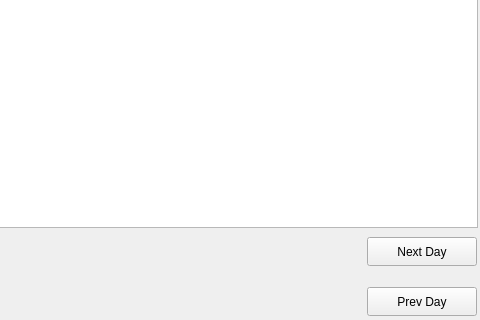
The window that chartWidget.ui (ellamental/pyTrade) describes before a commit, drawn with Qt 5; both pictures show x 593 to 1073 and y 643 to 963 of the 1073 by 963 pixel window.
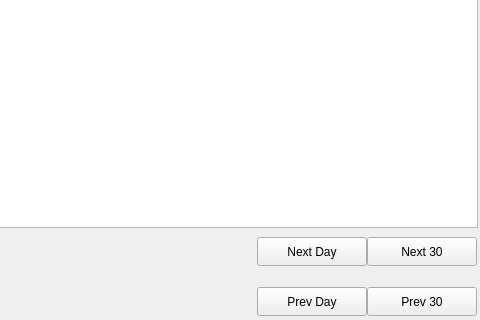
The same window after the commit.

Commit message:
Added Next and Prev 30 days for testing.
Note:  This should be split off into a seperate widget.

The edit to the form file:
```diff
--- a/chartWidget.ui
+++ b/chartWidget.ui
@@ -65,7 +65,7 @@
   <widget class="QPushButton" name="nextDay">
    <property name="geometry">
     <rect>
-     <x>960</x>
+     <x>850</x>
      <y>880</y>
      <width>110</width>
      <height>29</height>
@@ -78,7 +78,7 @@
   <widget class="QPushButton" name="prevDay">
    <property name="geometry">
     <rect>
-     <x>960</x>
+     <x>850</x>
      <y>930</y>
      <width>110</width>
      <height>29</height>
@@ -88,6 +88,32 @@
     <string>Prev Day</string>
    </property>
   </widget>
+  <widget class="QPushButton" name="next30">
+   <property name="geometry">
+    <rect>
+     <x>960</x>
+     <y>880</y>
+     <width>110</width>
+     <height>29</height>
+    </rect>
+   </property>
+   <property name="text">
+    <string>Next 30</string>
+   </property>
+  </widget>
+  <widget class="QPushButton" name="prev30">
+   <property name="geometry">
+    <rect>
+     <x>960</x>
+     <y>930</y>
+     <width>110</width>
+     <height>29</height>
+    </rect>
+   </property>
+   <property name="text">
+    <string>Prev 30</string>
+   </property>
+  </widget>
  </widget>
  <resources/>
  <connections/>
```
The commit also changes 2 other files.
